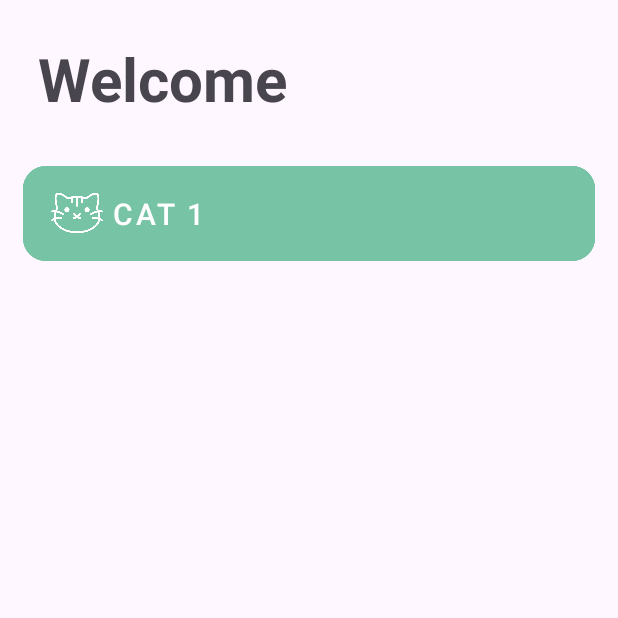
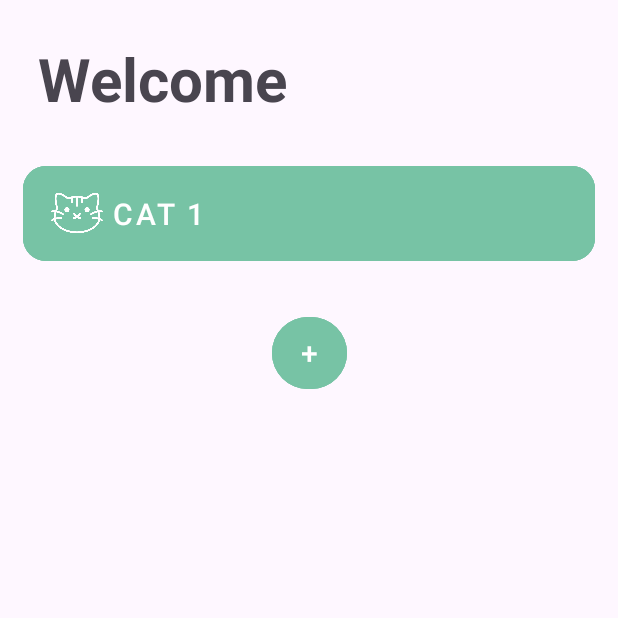
Before and after one commit to jakemoes/Pet-Tracker, an Android app: the screen it shows after launch (Wellcome), on a phone screen of 412 x 824 dp, the top half of it. Run offline under Robolectric (Android 15) with nearby library versions, the light colour scheme and no system bars.

Commit message:
add add cat button

```diff
--- a/src/app/src/main/res/layout/activity_wellcome.xml
+++ b/src/app/src/main/res/layout/activity_wellcome.xml
@@ -43,6 +43,25 @@
         app:strokeColor="@color/main"
         android:backgroundTint="@color/main"/>
 
+    <com.google.android.material.button.MaterialButton
+        android:id="@+id/btn_btn_add"
+        style="@style/Widget.MaterialComponents.Button.OutlinedButton"
+        android:layout_width="50dp"
+        android:layout_height="60dp"
+        android:layout_marginHorizontal="15dp"
+        android:layout_marginTop="25dp"
+        android:layout_marginBottom="15dp"
+        android:text="+"
+        android:textSize="20sp"
+        android:textColor="@color/white"
+        app:iconSize="40dp"
+        app:cornerRadius="100dp"
+        app:layout_constraintTop_toBottomOf="@+id/btn_cat_1"
+        app:layout_constraintEnd_toEndOf="parent"
+        app:layout_constraintStart_toStartOf="parent"
+        app:strokeColor="@color/main"
+        android:backgroundTint="@color/main"/>
+
 
 
 </androidx.constraintlayout.widget.ConstraintLayout>
```
